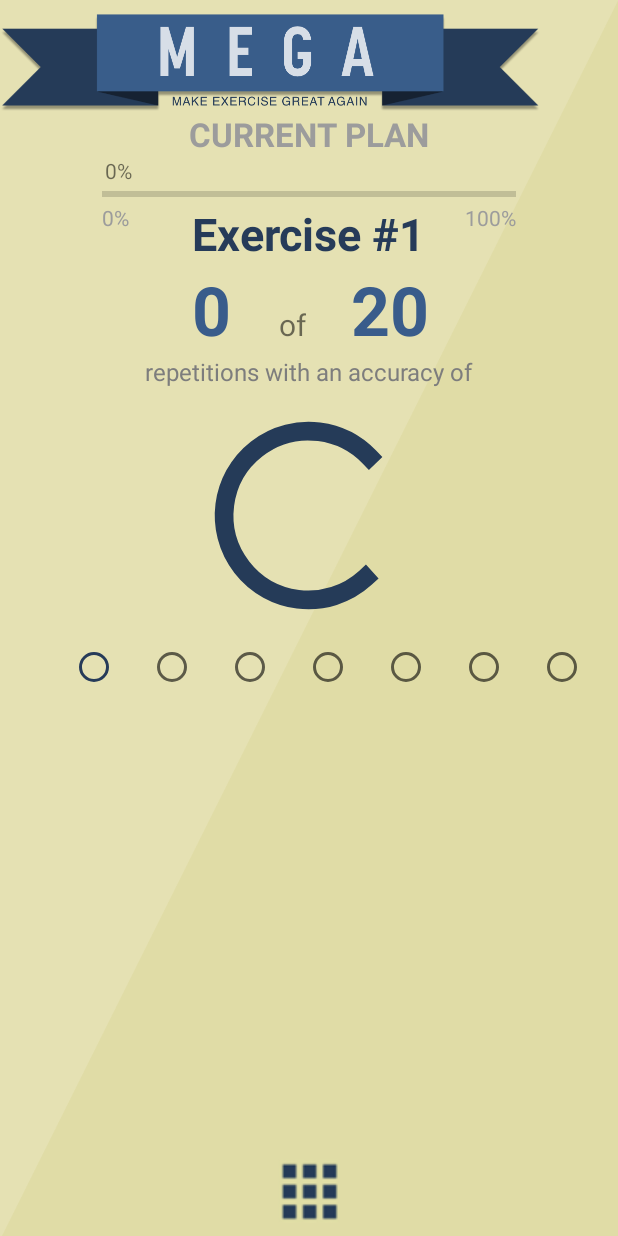
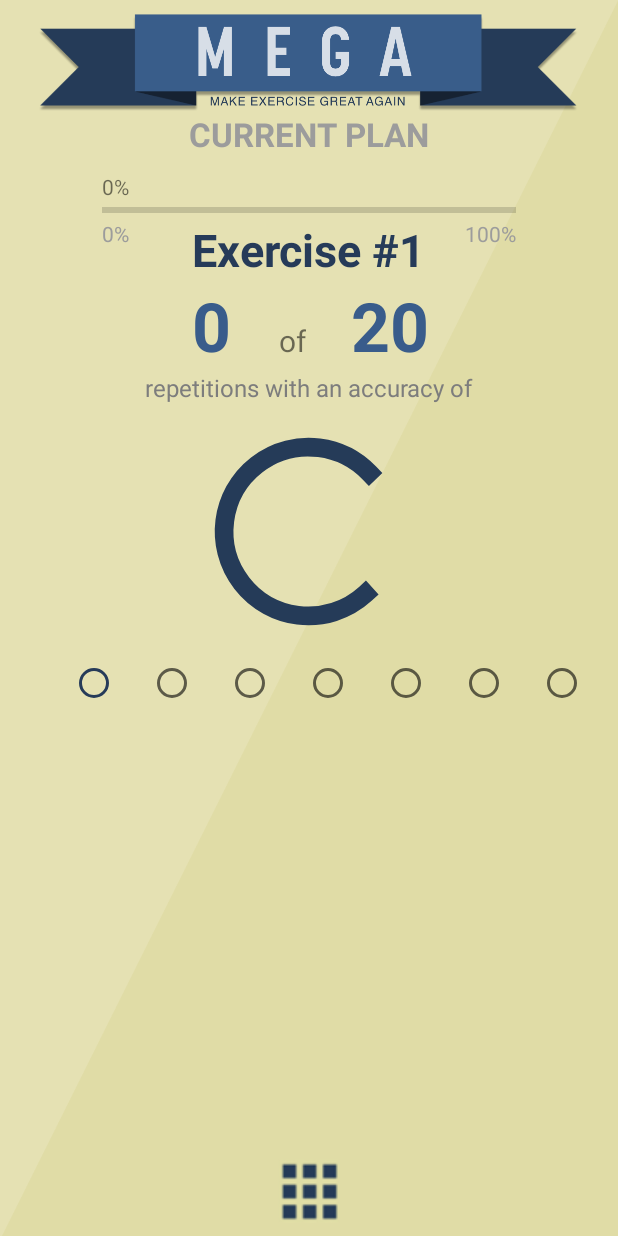
Before and after one commit to csievan/ProjectMEGA, an Android app: the Results screen opened directly, with no data from a screen before it, on a phone screen of 412 x 824 dp. Run offline under Robolectric (Android 15) with nearby library versions, the phone set to English and light mode, and no system bars.

Commit message:
fixed minor layout problem in result layout

```diff
--- a/app/src/main/res/layout/activity_results.xml
+++ b/app/src/main/res/layout/activity_results.xml
@@ -12,7 +12,8 @@
         android:layout_width="wrap_content"
         android:layout_height="wrap_content"
         android:layout_marginTop="5dp"
-        android:src="@drawable/logo" />
+        android:src="@drawable/logo"
+        android:layout_centerHorizontal="true"/>
 
     <TextView
         android:id="@+id/CurrentPlan"
@@ -25,22 +26,14 @@
         android:background="@android:color/transparent"
         app:layout_constraintBottom_toBottomOf="parent"
         android:layout_marginLeft="123dp"
+        android:layout_marginBottom="30dp"
         app:layout_constraintLeft_toLeftOf="parent"
         app:layout_constraintTop_toBottomOf="@+id/imageView"
         app:layout_constraintVertical_bias="0.0"
         android:layout_below="@+id/imageView"
         android:layout_centerHorizontal="true" />
 
-    <TextView
-        android:id="@+id/progressTrack"
-        android:layout_width="wrap_content"
-        android:layout_height="wrap_content"
-        android:layout_marginLeft="70dp"
-        android:layout_marginTop="0dp"
-        android:text="0%"
-        android:layout_below="@id/CurrentPlan"
-        app:layout_constraintLeft_toLeftOf="parent"
-        app:layout_constraintTop_toTopOf="parent" />
+
 
 
     <ProgressBar
@@ -49,12 +42,21 @@
         android:layout_width="276dp"
         android:layout_height="12dp"
         android:max="100"
-        android:layout_below="@id/progressTrack"
+
+        android:layout_below="@id/CurrentPlan"
         android:layout_centerHorizontal="true"
         android:layout_marginTop="0dp"
         android:indeterminate="false"
         android:indeterminateTintMode="add"
         android:indeterminateTint="#395c8b"/>
+
+    <TextView
+        android:id="@+id/progressTrack"
+        android:layout_width="wrap_content"
+        android:layout_height="wrap_content"
+        android:text="0%"
+        android:layout_above="@+id/ExProgress"
+        android:layout_alignStart="@+id/ExProgress"/>
 
     <TextView
         android:id="@+id/ProgressStart"
```
